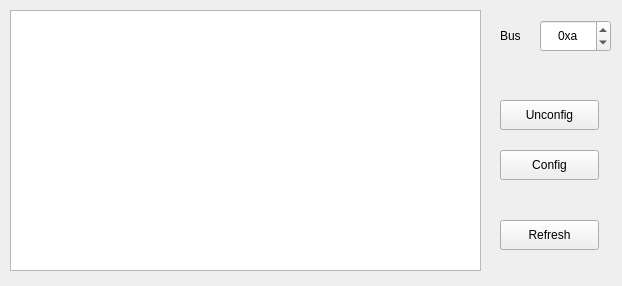
Above: mainwindow.ui from ahernguo/i2c_demo before the change. Below: the same form after it.
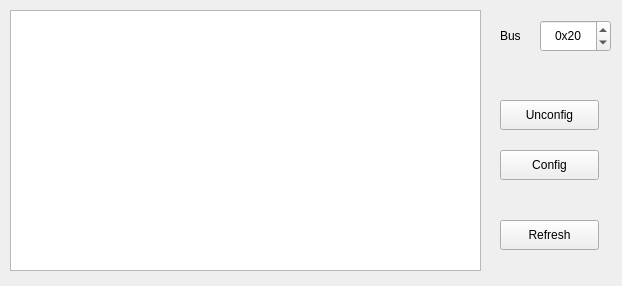
That is the form after the change.

```diff
--- a/mainwindow.ui
+++ b/mainwindow.ui
@@ -59,7 +59,7 @@
      <number>255</number>
     </property>
     <property name="value">
-     <number>10</number>
+     <number>32</number>
     </property>
     <property name="displayIntegerBase">
      <number>16</number>
```
